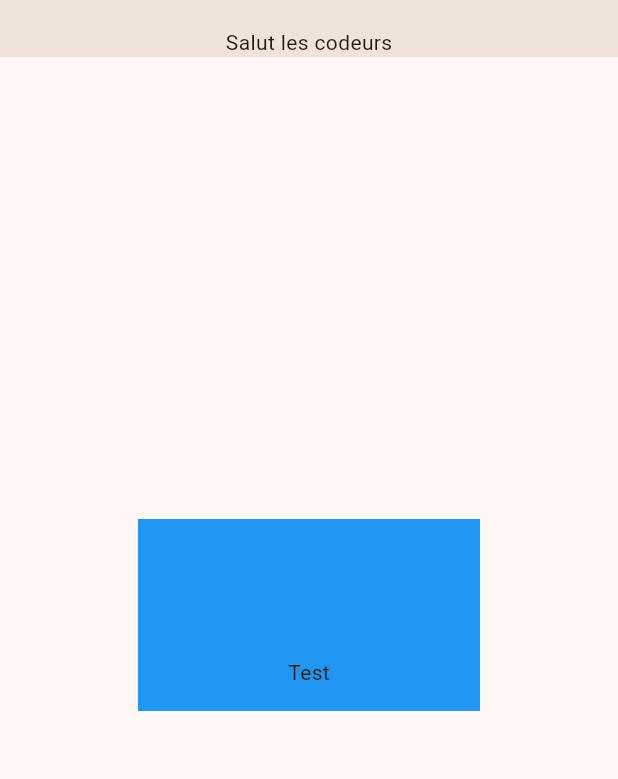
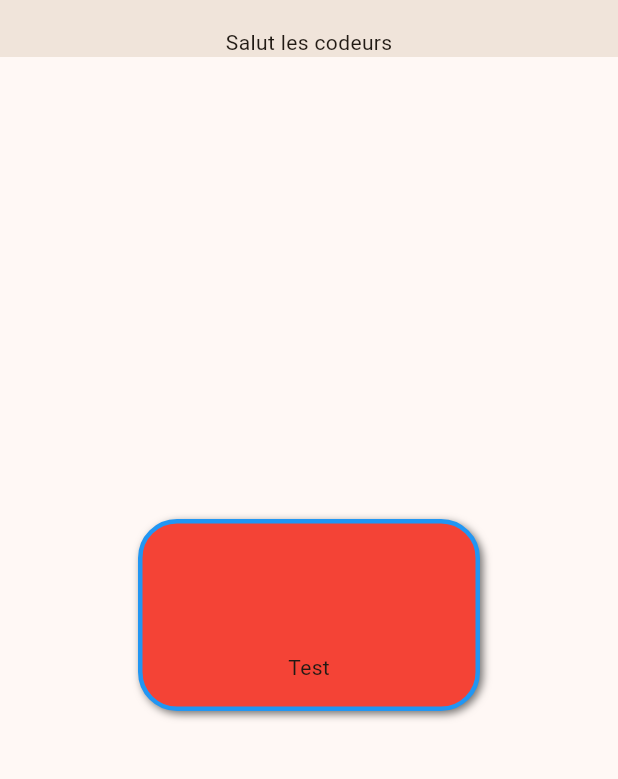
Before and after one commit to simon-oks/learn-flutter-1, a Flutter app: the screen it shows after launch, on a phone screen of 412 x 824 dp, the part 63-842 px from its top. Run offline on Flutter 3.47's test engine with Material 3 defaults, Android fonts, the phone set to English and light mode, and no system bars.

Commit message:
The BoxDecoration widget - Border

```diff
--- a/lib/main.dart
+++ b/lib/main.dart
@@ -47,12 +47,27 @@ class MyHomePage extends StatelessWidget {
       ),
       body: Center(
         child: Container(
-          color: Colors.blue,
           height: 128,
           width: 228,
           alignment: Alignment.bottomCenter,
           margin: const EdgeInsets.all(16),
           padding: const EdgeInsets.all(16),
+          decoration: BoxDecoration(
+            color: Colors.red,
+            borderRadius: BorderRadius.circular(26),
+            boxShadow: [
+              BoxShadow(
+                color: Colors.black54,
+                blurRadius: 4,
+                offset: Offset(2, 2),
+              ),
+            ],
+            border: Border.all(
+              color: Colors.blue,
+              width: 3,
+              style: BorderStyle.solid,
+            ),
+          ),
           child: const Text("Test"),
         ),
       ),
```
